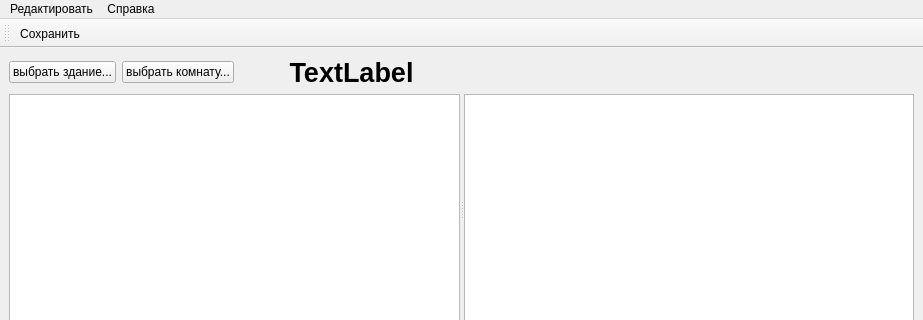
Above: View/RoomViewer.ui from Dovmial/SimpleSystemInventarization before the change; both pictures show x 0 to 923 and y 0 to 320 of the 923 by 587 pixel window. Below: the same form after it.
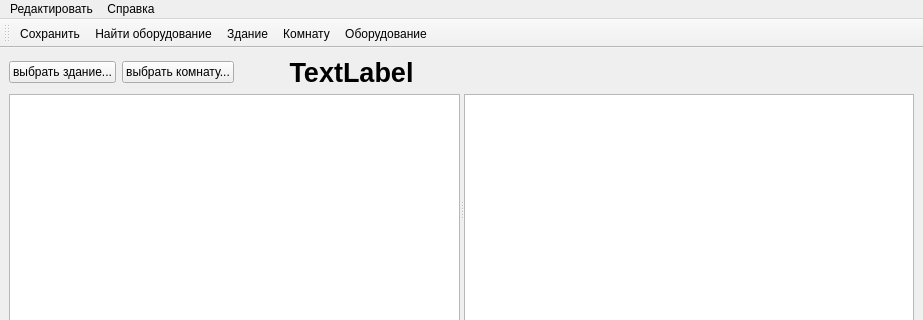
That is the form after the change. Icons and pictures are not drawn.

```diff
--- a/View/RoomViewer.ui
+++ b/View/RoomViewer.ui
@@ -157,6 +157,10 @@
     <bool>false</bool>
    </attribute>
    <addaction name="mnuSave"/>
+   <addaction name="mnuFindItem"/>
+   <addaction name="mnuAddBuilding"/>
+   <addaction name="mnuAddRoom"/>
+   <addaction name="mnuAddItem"/>
   </widget>
   <action name="mnuAddItem">
    <property name="text">
```
Left out of the diff: 52 changed lines with no effect on the pictures.
